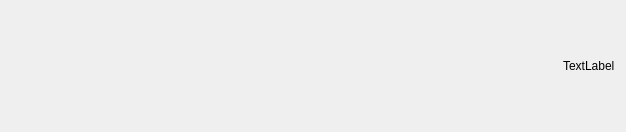
First picture: the form in node/hudlabel.ui, repository hyperborg/hyperborg, before the edit.
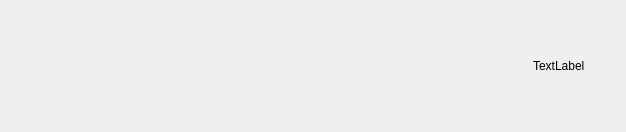
Second picture: the form after the edit.

```diff
--- a/node/hudlabel.ui
+++ b/node/hudlabel.ui
@@ -38,6 +38,22 @@
      </item>
     </layout>
    </item>
+   <item>
+    <spacer name="right_spacer">
+     <property name="orientation">
+      <enum>Qt::Horizontal</enum>
+     </property>
+     <property name="sizeType">
+      <enum>QSizePolicy::Fixed</enum>
+     </property>
+     <property name="sizeHint" stdset="0">
+      <size>
+       <width>30</width>
+       <height>20</height>
+      </size>
+     </property>
+    </spacer>
+   </item>
   </layout>
  </widget>
  <resources/>
```
Left out of the diff: 2 changed lines with no effect on the pictures.
